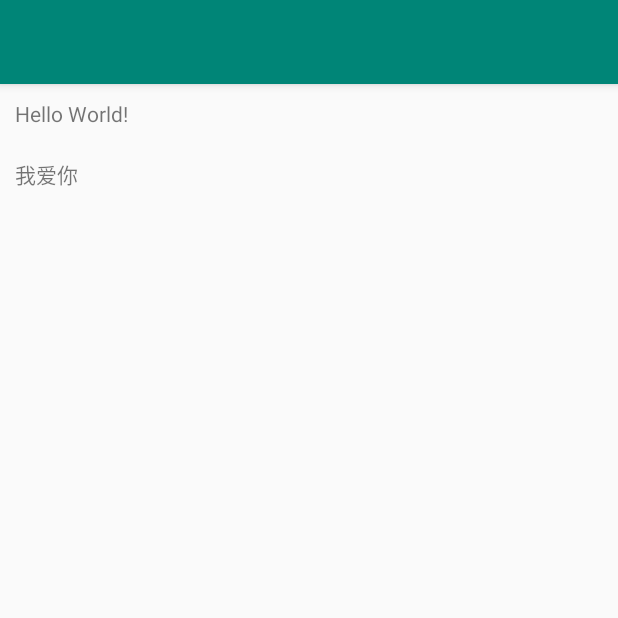
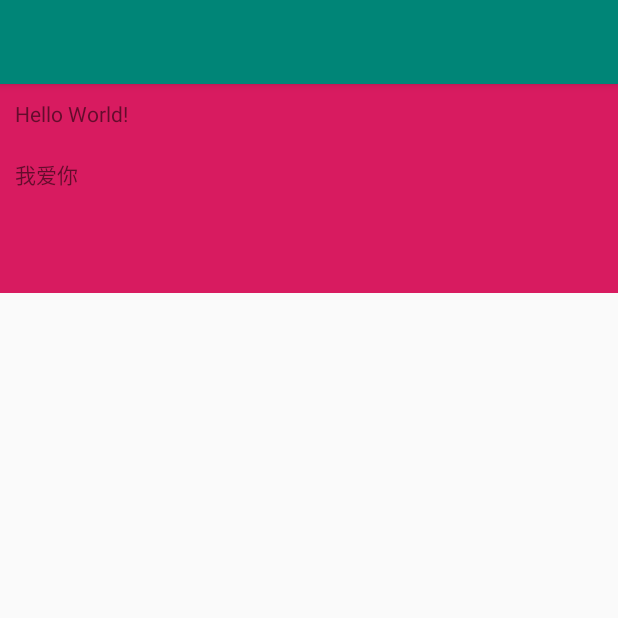
Before and after one commit to DenisWW/SlideLayout, an Android app: the screen it shows after launch (MainActivity), on a phone screen of 412 x 824 dp, the top half of it. Run offline under Robolectric (Android 15) with nearby library versions, the phone set to English and light mode, and no system bars; 2 statements that could not run were skipped.

Commit message:
添加滑动布局

```diff
--- a/app/src/main/res/layout/activity_main.xml
+++ b/app/src/main/res/layout/activity_main.xml
@@ -10,20 +10,23 @@
     <com.rainbell.www.slidelayout.ScrollerLayout
         android:id="@+id/scroll_Layout"
         android:layout_width="match_parent"
-        android:layout_height="wrap_content"
-        android:clickable="true">
+        android:layout_height="match_parent"
+        android:clickable="true"
+        android:orientation="vertical">
 
         <TextView
             android:id="@+id/sample_text"
-            android:layout_width="wrap_content"
+            android:layout_width="match_parent"
             android:layout_height="wrap_content"
+            android:background="@color/colorAccent"
             android:padding="10dp"
             android:text="Hello World!"/>
 
         <TextView
             android:id="@+id/sample_text1"
-            android:layout_width="wrap_content"
+            android:layout_width="match_parent"
             android:layout_height="100dp"
+            android:background="@color/colorAccent"
             android:padding="10dp"
             android:text="Hello World!"
             />
--- a/slidelayout/src/main/java/com/rainbell/www/slidelayout/ScrollerLayout.java
+++ b/slidelayout/src/main/java/com/rainbell/www/slidelayout/ScrollerLayout.java
@@ -4,7 +4,6 @@ import android.annotation.SuppressLint;
 import android.content.Context;
 import android.util.AttributeSet;
 import android.util.DisplayMetrics;
-import android.util.Log;
 import android.view.MotionEvent;
 import android.view.View;
 import android.view.ViewConfiguration;
@@ -64,7 +63,6 @@ public class ScrollerLayout extends ViewGroup {
         mTotalDragDistance = (int) (100 * metrics.density);
 //        mSpinnerOffsetEnd = mTotalDragDistance;
         mSpinnerOffsetEnd = (int) (64 * metrics.density);
-        Log.e("max==", max + "  min=" + min);
     }
 
     @Override
@@ -224,7 +222,6 @@ public class ScrollerLayout extends ViewGroup {
         // 当移动距离小于 mTotalDragDistance 不做弹力抵消   只算 移动距离占总距离的百分比（最大为1） 乘以  dragPercent  extraMove值为0
         // 当移动距离大于mTotalDragDistance    移动距离 + 拖拽的最大距离extraMove（最大为slingshotDist）  extraMove值为0
         int targetY = (int) (slingshotDist * dragPercent + extraMove);
-        Log.e("dragPercent=", dragPercent + "");
         setTargetOffsetTopAndBottom(targetY);
     }
 
```
